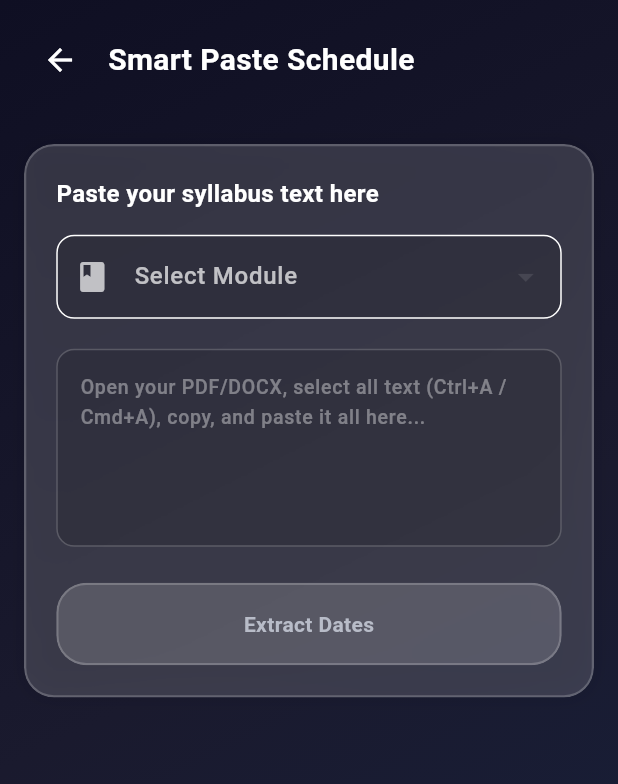
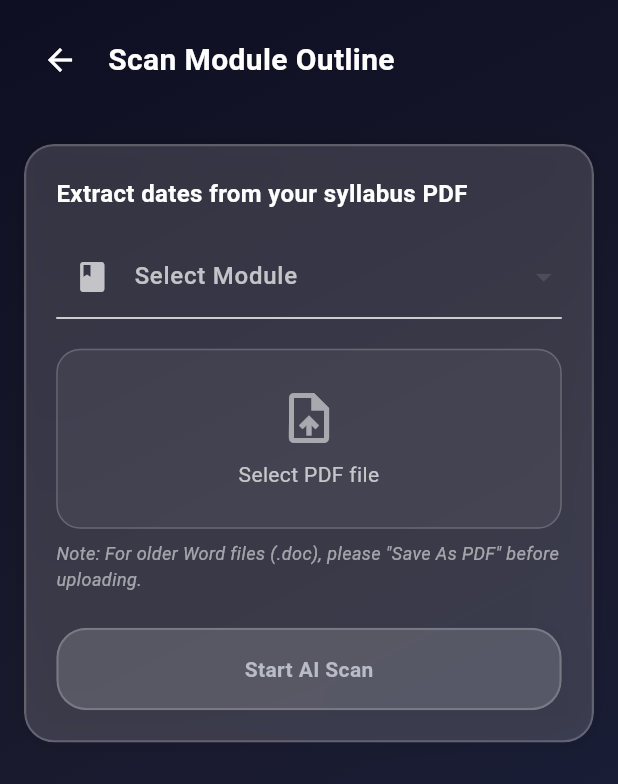
Before and after one commit to ReginalThembaubisi/smart-timetable-system, a Flutter app: the OutlineUploadScreen screen opened directly with empty values, on a phone screen of 412 x 824 dp. Shown: the top 784 px of the screen. Run offline on Flutter 3.47's test engine with Material 3 defaults, Android fonts, the phone set to English and light mode, and no system bars; our stand-ins replace file_picker, flutter_dotenv, flutter_local_notifications, flutter_timezone, google_generative_ai, pdf and 5 more; missing offline and left inert: syncfusion_flutter_pdf; accounts and stored records are empty.

Commit message:
feat(web): restore Outline Scanner File Upload using syncfusion_flutter_pdf for safe local text extraction

```diff
--- a/smart_timetable_application/lib/screens/outline_upload_screen.dart
+++ b/smart_timetable_application/lib/screens/outline_upload_screen.dart
@@ -1,4 +1,5 @@
 import 'package:flutter/material.dart';
+import 'package:file_picker/file_picker.dart';
 import '../services/outline_service.dart';
 import '../models/outline_event.dart';
 import '../models/module.dart';
@@ -22,7 +23,7 @@ class OutlineUploadScreen extends StatefulWidget {
 }
 
 class _OutlineUploadScreenState extends State<OutlineUploadScreen> {
-  final TextEditingController _textController = TextEditingController();
+  PlatformFile? _selectedFile;
   Module? _selectedModule;
   bool _isExtracting = false;
   List<OutlineEvent> _extractedEvents = [];
@@ -40,14 +41,27 @@ class _OutlineUploadScreenState extends State<OutlineUploadScreen> {
 
   @override
   void dispose() {
-    _textController.dispose();
     super.dispose();
   }
 
+  Future<void> _pickFile() async {
+    FilePickerResult? result = await FilePicker.platform.pickFiles(
+      type: FileType.custom,
+      allowedExtensions: ['pdf'],
+      withData: true, // Required for web to get bytes
+    );
+
+    if (result != null) {
+      setState(() {
+        _selectedFile = result.files.single;
+      });
+    }
+  }
+
   Future<void> _startExtraction() async {
-    if (_textController.text.trim().isEmpty || _selectedModule == null) {
+    if (_selectedFile == null || _selectedModule == null) {
       ScaffoldMessenger.of(context).showSnackBar(
-        const SnackBar(content: Text('Please select a module and paste the syllabus text first.')),
+        const SnackBar(content: Text('Please select a module and a PDF file first.')),
       );
       return;
     }
@@ -58,8 +72,8 @@ class _OutlineUploadScreenState extends State<OutlineUploadScreen> {
     });
 
     try {
-      final events = await OutlineService.extractEventsFromText(
-        _textController.text,
+      final events = await OutlineService.extractEventsFromDocument(
+        _selectedFile!,
         AIConfig.geminiApiKey,
         _selectedModule!.moduleCode,
       );
@@ -169,7 +183,7 @@ class _OutlineUploadScreenState extends State<OutlineUploadScreen> {
           ),
           const SizedBox(width: 8),
           const Text(
-            'Smart Paste Schedule',
+            'Scan Module Outline',
             style: TextStyle(
               fontSize: 20,
               fontWeight: FontWeight.bold,
@@ -188,7 +202,7 @@ class _OutlineUploadScreenState extends State<OutlineUploadScreen> {
         crossAxisAlignment: CrossAxisAlignment.start,
         children: [
           const Text(
-            'Paste your syllabus text here',
+            'Extract dates from your syllabus PDF',
             style: TextStyle(
               fontSize: 16,
               fontWeight: FontWeight.w600,
@@ -213,41 +227,49 @@ class _OutlineUploadScreenState extends State<OutlineUploadScreen> {
               labelText: 'Select Module',
               labelStyle: TextStyle(color: Colors.white70),
               prefixIcon: Icon(Icons.book, color: Colors.white70),
-              filled: true,
-              fillColor: Colors.black12,
-              border: OutlineInputBorder(
-                borderRadius: BorderRadius.all(Radius.circular(12)),
-              ),
             ),
           ),
           const SizedBox(height: 20),
 
-          // Text Paste Area
-          TextField(
-            controller: _textController,
-            maxLines: 10,
-            minLines: 5,
-            style: const TextStyle(color: Colors.white, fontSize: 13),
-            decoration: InputDecoration(
-              hintText: "Open your PDF/DOCX, select all text (Ctrl+A / Cmd+A), copy, and paste it all here...",
-              hintStyle: const TextStyle(color: Colors.white38),
-              filled: true,
-              fillColor: Colors.black12,
-              border: OutlineInputBorder(
-                borderRadius: BorderRadius.circular(12),
-                borderSide: BorderSide(color: Colors.white.withOpacity(0.2)),
+          // File Picker
+          GestureDetector(
+            onTap: _pickFile,
+            child: Container(
+              height: 120,
+              width: double.infinity,
+              decoration: BoxDecoration(
+                color: Colors.white.withOpacity(0.05),
+                borderRadius: BorderRadius.circular(16),
+                border: Border.all(
+                  color: Colors.white.withOpacity(0.2),
+                  style: BorderStyle.solid,
+                ),
               ),
-              enabledBorder: OutlineInputBorder(
-                borderRadius: BorderRadius.circular(12),
-                borderSide: BorderSide(color: Colors.white.withOpacity(0.2)),
-              ),
-              focusedBorder: OutlineInputBorder(
-                borderRadius: BorderRadius.circular(12),
-                borderSide: const BorderSide(color: AppColors.primary),
+              child: Column(
+                mainAxisAlignment: MainAxisAlignment.center,
+                children: [
+                  Icon(
+                    _selectedFile == null ? Icons.upload_file : Icons.check_circle,
+                    size: 40,
+                    color: _selectedFile == null ? Colors.white54 : Colors.greenAccent,
+                  ),
+                  const SizedBox(height: 8),
+                  Text(
+                    _selectedFile == null
+                        ? 'Select PDF file'
+                        : _selectedFile!.name,
+                    style: const TextStyle(color: Colors.white70),
+                    textAlign: TextAlign.center,
+                  ),
+                ],
               ),
             ),
           ),
-
+          const SizedBox(height: 8),
+          const Text(
+            'Note: For older Word files (.doc), please "Save As PDF" before uploading.',
+            style: TextStyle(color: Colors.white54, fontSize: 12, fontStyle: FontStyle.italic),
+          ),
           const SizedBox(height: 24),
 
           GlassButton(
@@ -259,7 +281,7 @@ class _OutlineUploadScreenState extends State<OutlineUploadScreen> {
                       width: 20,
                       child: CircularProgressIndicator(strokeWidth: 2, color: Colors.white),
                     )
-                  : const Text('Extract Dates', style: TextStyle(fontWeight: FontWeight.bold)),
+                  : const Text('Start AI Scan', style: TextStyle(fontWeight: FontWeight.bold)),
             ),
           ),
         ],
@@ -276,7 +298,7 @@ class _OutlineUploadScreenState extends State<OutlineUploadScreen> {
             const CircularProgressIndicator(color: AppColors.primary),
             const SizedBox(height: 16),
             const Text(
-              'AI is analyzing your text...',
+              'AI is analyzing your document...',
               style: TextStyle(color: Colors.white70),
             ),
             const SizedBox(height: 4),
--- a/smart_timetable_application/lib/services/outline_service.dart
+++ b/smart_timetable_application/lib/services/outline_service.dart
@@ -1,6 +1,8 @@
 import 'dart:convert';
 import 'package:flutter/foundation.dart';
+import 'package:file_picker/file_picker.dart';
 import 'package:google_generative_ai/google_generative_ai.dart';
+import 'package:syncfusion_flutter_pdf/pdf.dart';
 import '../models/outline_event.dart';
 
 class OutlineService {
@@ -27,24 +29,51 @@ Example: [{"title": "Test 1", "date": "2026-03-20", "type": "Test", "time": "14:
 If no events are found, return an empty list: []
 """;
 
-  /// Extracts academic events directly from pasted text using Gemini.
-  static Future<List<OutlineEvent>> extractEventsFromText(
-    String text,
+  /// Extracts text locally from a PDF using Syncfusion to bypass WASM memory limits.
+  static String _extractTextFromPdfBytes(Uint8List bytes) {
+    try {
+      final PdfDocument document = PdfDocument(inputBytes: bytes);
+      final PdfTextExtractor extractor = PdfTextExtractor(document);
+      final String text = extractor.extractText();
+      document.dispose();
+      return text;
+    } catch (e) {
+      debugPrint('Syncfusion PDF Extraction Error: $e');
+      throw Exception('Could not read the PDF file locally. Please ensure it is a valid, readable syllabus PDF.');
+    }
+  }
+
+  /// Extracts academic events directly from a PlatformFile using Gemini.
+  static Future<List<OutlineEvent>> extractEventsFromDocument(
+    PlatformFile file,
     String apiKey,
     String moduleCode
   ) async {
     if (apiKey.isEmpty) {
       throw Exception('Gemini API key is not configured. Please contact the administrator.');
     }
-    if (text.trim().isEmpty) {
-      throw Exception('Please paste some text from your syllabus first.');
+    if (file.bytes == null) {
+      throw Exception('File bytes are empty. Ensure file was picked with `withData: true`.');
     }
 
     try {
+      final String extension = file.extension?.toLowerCase() ?? '';
+      String extractedText = '';
+
+      if (extension == 'pdf') {
+        extractedText = _extractTextFromPdfBytes(file.bytes!);
+      } else {
+        throw Exception('Only PDFs are supported for local parsing right now. Please save your file as a PDF and try again.');
+      }
+
+      if (extractedText.trim().isEmpty) {
+        throw Exception('No readable text could be found inside this PDF. Is it just an image without text?');
+      }
+
       final model = GenerativeModel(model: _modelName, apiKey: apiKey);
 
       final parts = [
-        TextPart('$_prompt\n\nSyllabus Text to Analyze:\n---\n${text.substring(0, text.length.clamp(0, 50000))}\n---'),
+        TextPart('$_prompt\n\nSyllabus Text to Analyze:\n---\n${extractedText.substring(0, extractedText.length.clamp(0, 50000))}\n---'),
       ];
 
       final response = await model.generateContent([Content.multi(parts)]);
--- a/smart_timetable_application/pubspec.yaml
+++ b/smart_timetable_application/pubspec.yaml
@@ -72,6 +72,7 @@ dependencies:
   flutter_lints: ^6.0.0
   flutter_dotenv: ^6.0.0
   archive: ^4.0.9
+  syncfusion_flutter_pdf: ^31.1.19
 
 flutter:
   uses-material-design: true
```
